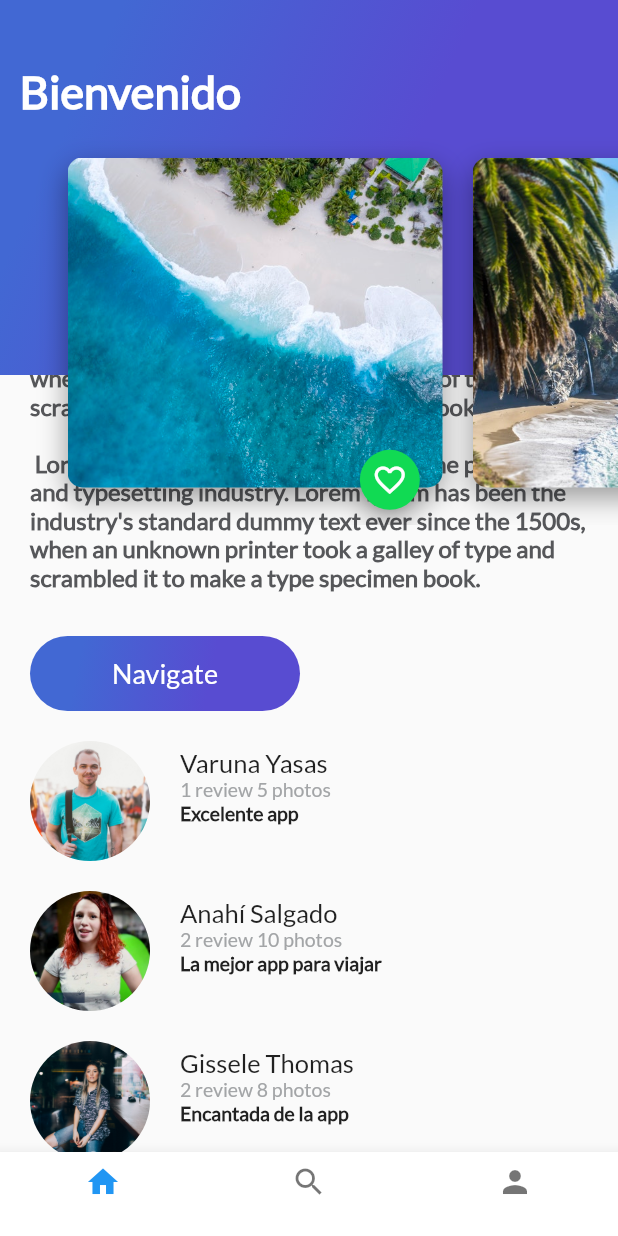
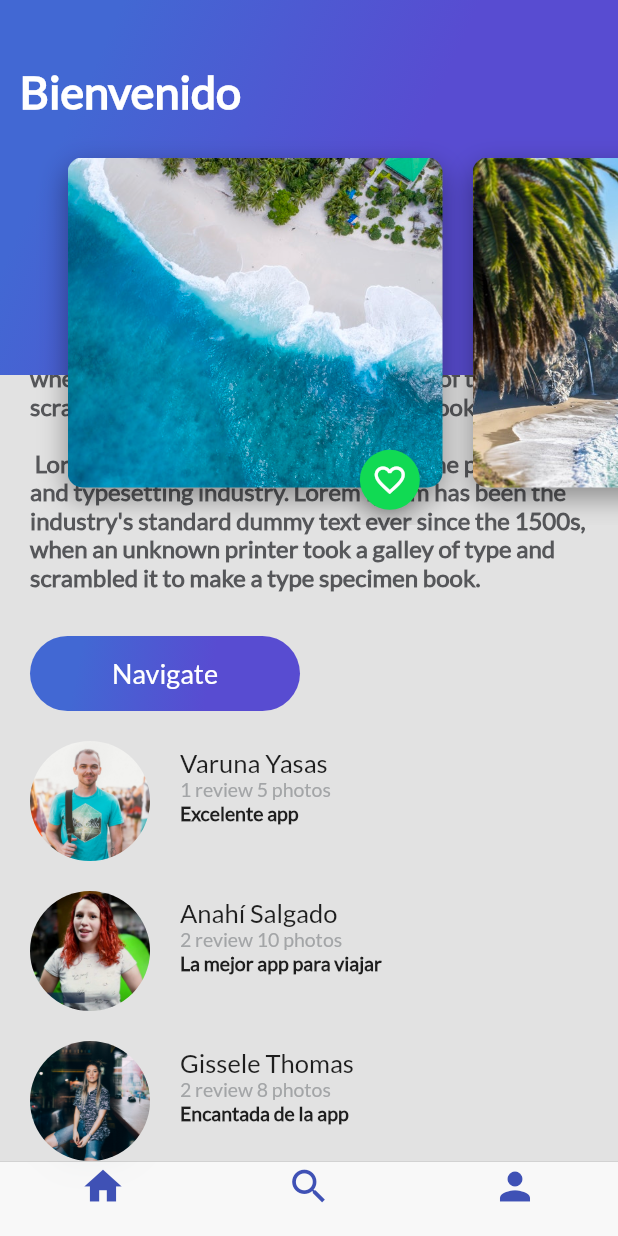
Before and after one commit to AlfredGonz/trips-app, a Flutter app: the screen it shows after launch, scrolled down 191 dp, on a phone screen of 412 x 824 dp. Run offline on Flutter 3.47's test engine with Material 2 defaults, Android fonts, the phone set to English and light mode, and no system bars.

Commit message:
cambiando bottom naviation bar a cupertino style

```diff
--- a/lib/al_trips.dart
+++ b/lib/al_trips.dart
@@ -25,7 +25,8 @@ class _AlTripsState extends State<AlTrips> {
   Widget build(BuildContext context) {
 
     return Scaffold(
-      body: widgetsChildren[index],
+      body:
+      widgetsChildren[index],
       bottomNavigationBar: Theme(
         data: Theme.of(context).copyWith(
           canvasColor: Colors.white,
--- /dev/null
+++ b/lib/al_trips_cupertino.dart
@@ -0,0 +1,53 @@
+import 'package:flutter/cupertino.dart';
+import 'package:flutter/material.dart';
+import 'package:trips_app/home_trips.dart';
+import 'package:trips_app/profile_trips.dart';
+import 'package:trips_app/search_trips.dart';
+
+class AlTripsCupertino extends StatelessWidget {
+  @override
+  Widget build(BuildContext context) {
+    return Scaffold(
+      bottomNavigationBar: CupertinoTabScaffold(
+        tabBar: CupertinoTabBar(
+          items: [
+            BottomNavigationBarItem(
+              icon: Icon(Icons.home, color: Colors.indigo),
+              title: Text('')
+            ),
+            BottomNavigationBarItem(
+              icon: Icon(Icons.search, color: Colors.indigo),
+              title: Text('')
+            ),
+            BottomNavigationBarItem(
+              icon: Icon(Icons.person, color: Colors.indigo),
+              title: Text('')
+            ),
+          ],
+        ),
+
+        //ignore: missing_return
+        tabBuilder: (BuildContext context, int index){
+          switch (index) {
+            case 0 :
+            return CupertinoTabView(
+              builder: (BuildContext context) => HomeTrips(),
+            );
+            break;
+            case 1 :
+            return CupertinoTabView(
+              builder: (BuildContext context) => SearchTrips(),
+            );
+            break;
+            case 2 :
+            return CupertinoTabView(
+              builder: (BuildContext context) => ProfileTrips(),
+            );
+              break;
+            default:
+          }
+        },
+      ),
+    );
+  }
+}
--- a/lib/main.dart
+++ b/lib/main.dart
@@ -1,5 +1,6 @@
 import 'package:flutter/material.dart';
 import 'package:trips_app/al_trips.dart';
+import 'package:trips_app/al_trips_cupertino.dart';
 
 void main() => runApp(App());
 
@@ -11,6 +12,6 @@ class App extends StatelessWidget {
         debugShowCheckedModeBanner: false,
         title: 'Trips App',
         theme: ThemeData(primarySwatch: Colors.blue),
-        home: AlTrips());
+        home: AlTripsCupertino());
   }
 }
```
